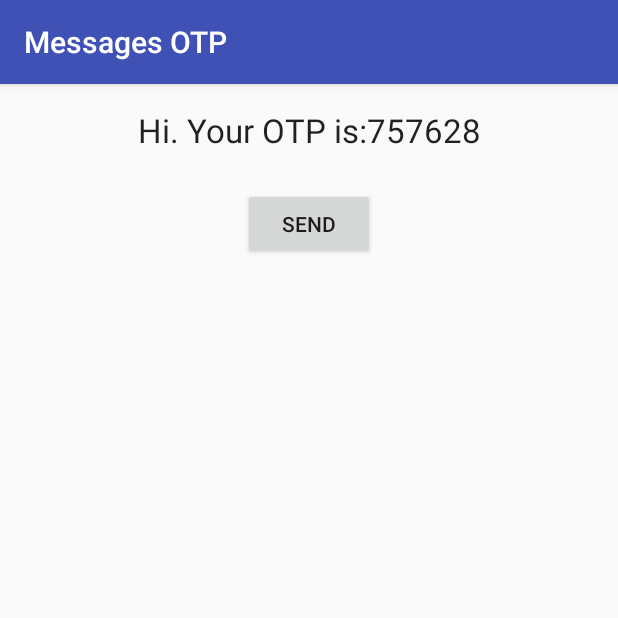
After one commit to 47rajat/Messages, an Android app: the SendMessageActivity screen opened directly, with no data from a screen before it, on a phone screen of 412 x 824 dp, the top half of it. The commit adds this screen. Run offline under Robolectric (Android 15) with nearby library versions, the phone set to English and light mode, and no system bars.

Commit message:
feat: Added message sending capability to the app
Added SendMessages activity from where users can send the OTP using SMSManager. It shows the OTP being sent and a send button. Provides user feedback via toasts and also requests permission to send SMS.

Up next adding content provider for storing and displaying sent messages.

```diff
--- a/app/src/main/AndroidManifest.xml
+++ b/app/src/main/AndroidManifest.xml
@@ -3,6 +3,7 @@
     package="com.wssholmes.stark.messagesotp">
 
     <uses-permission android:name="android.permission.READ_CONTACTS" />
+    <uses-permission android:name="android.permission.SEND_SMS"/>
 
     <application
         android:allowBackup="true"
@@ -17,7 +18,8 @@
                 <category android:name="android.intent.category.LAUNCHER" />
             </intent-filter>
         </activity>
-        <activity android:name=".ContactDetailsActivity"></activity>
+        <activity android:name=".ContactDetailsActivity" />
+        <activity android:name=".SendMessageActivity"></activity>
     </application>
 
 </manifest>
--- a/app/src/main/java/com/wssholmes/stark/messagesotp/ContactsFragment.java
+++ b/app/src/main/java/com/wssholmes/stark/messagesotp/ContactsFragment.java
@@ -84,7 +84,7 @@ public class ContactsFragment extends Fragment implements LoaderManager.LoaderCa
                     getLoaderManager().initLoader(CONTACTS_LOADER_ID, null, this);
                 } else {
                     Snackbar.make(getActivity().findViewById(R.id.contacts_tab_layout),
-                            getString(R.string.permission_denied_message),
+                            getString(R.string.contact_permission_denied_message),
                             Snackbar.LENGTH_INDEFINITE).show();
                 }
                 break;
--- /dev/null
+++ b/app/src/main/java/com/wssholmes/stark/messagesotp/SendMessageActivity.java
@@ -0,0 +1,107 @@
+package com.wssholmes.stark.messagesotp;
+
+import android.Manifest;
+import android.content.Context;
+import android.content.pm.PackageManager;
+import android.os.Bundle;
+import android.support.annotation.NonNull;
+import android.support.design.widget.Snackbar;
+import android.support.v4.app.ActivityCompat;
+import android.support.v4.content.ContextCompat;
+import android.support.v7.app.AppCompatActivity;
+import android.telephony.SmsManager;
+import android.util.Log;
+import android.view.View;
+import android.widget.Button;
+import android.widget.TextView;
+import android.widget.Toast;
+
+public class SendMessageActivity extends AppCompatActivity {
+    private static final String LOG_TAG = SendMessageActivity.class.getSimpleName();
+
+    public static final String INTENT_MOBILE_NUMBER_KEY = "Mobile Number";
+    private static final int SMS_PERMISSION_ID = 0;
+
+    private TextView mSendMessage;
+    private Button mSendButton;
+    private SmsManager mSmsManager;
+
+    private static final int OTP_UPPER_LIMIT = 999999;
+    private static final int OTP_LOWER_LIMIT = 100000;
+
+    private String mPhoneNumber;
+    private String mOTPMessage;
+    private Context mContext;
+
+
+    @Override
+    protected void onCreate(Bundle savedInstanceState) {
+        super.onCreate(savedInstanceState);
+        setContentView(R.layout.activity_send_message);
+        mContext = this;
+
+        if(getIntent().hasExtra(INTENT_MOBILE_NUMBER_KEY)){
+            mPhoneNumber = getIntent().getStringExtra(INTENT_MOBILE_NUMBER_KEY);
+        }
+        final int OTP = (int)(Math.random()*(OTP_UPPER_LIMIT - OTP_LOWER_LIMIT) + OTP_LOWER_LIMIT);
+        mOTPMessage = getString(R.string.otp_message, Integer.toString(OTP));
+        mSendMessage = (TextView) findViewById(R.id.text_message);
+        mSendMessage.setText(mOTPMessage);
+
+        mSmsManager = SmsManager.getDefault();
+
+        mSendButton = (Button) findViewById(R.id.send_button);
+        checkSMSPermission();
+    }
+
+    @Override
+    public void onRequestPermissionsResult(int requestCode, @NonNull String[] permissions, @NonNull int[] grantResults) {
+        switch (requestCode){
+            case SMS_PERMISSION_ID:
+                if(grantResults.length > 0 && grantResults[0]
+                        == PackageManager.PERMISSION_GRANTED) {
+                    enableSendButton();
+                } else {
+                    Snackbar.make(this.findViewById(R.id.activity_send_message),
+                            getString(R.string.sms_permission_denied_message),
+                            Snackbar.LENGTH_INDEFINITE).show();
+                }
+                break;
+            default:
+                Log.v(LOG_TAG, "Unknown permission requested");
+        }
+    }
+
+    private void checkSMSPermission() {
+        if(ContextCompat.checkSelfPermission(this,
+                Manifest.permission.SEND_SMS) != PackageManager.PERMISSION_GRANTED){
+            ActivityCompat.requestPermissions(this,
+                    new String[] {Manifest.permission.SEND_SMS},
+                    SMS_PERMISSION_ID);
+        } else {
+            enableSendButton();
+        }
+    }
+
+    private void enableSendButton(){
+        mSendButton.setOnClickListener(new View.OnClickListener() {
+            @Override
+            public void onClick(View view) {
+                if(mPhoneNumber != null){
+                    try {
+                        mSmsManager.sendTextMessage(mPhoneNumber, null, mOTPMessage, null, null);
+                        Toast.makeText(getApplicationContext(), R.string.message_sent_success,
+                                Toast.LENGTH_LONG).show();
+                    } catch (Exception e) {
+                        Toast.makeText(getApplicationContext(),
+                                R.string.message_sent_failure,
+                                Toast.LENGTH_LONG).show();
+                        e.printStackTrace();
+                    }
+                } else {
+                    Toast.makeText(mContext, R.string.phone_number_error,Toast.LENGTH_LONG).show();
+                }
+            }
+        });
+    }
+}
--- a/app/src/main/res/layout/activity_main.xml
+++ b/app/src/main/res/layout/activity_main.xml
@@ -5,7 +5,6 @@
     android:id="@+id/activity_main"
     android:layout_width="match_parent"
     android:layout_height="match_parent"
-    android:paddingBottom="@dimen/activity_vertical_margin"
     android:paddingLeft="@dimen/activity_horizontal_margin"
     android:paddingRight="@dimen/activity_horizontal_margin"
     android:paddingTop="@dimen/activity_vertical_margin"
--- /dev/null
+++ b/app/src/main/res/layout/activity_send_message.xml
@@ -0,0 +1,33 @@
+<?xml version="1.0" encoding="utf-8"?>
+<android.support.design.widget.CoordinatorLayout xmlns:android="http://schemas.android.com/apk/res/android"
+    xmlns:tools="http://schemas.android.com/tools"
+    android:id="@+id/activity_send_message"
+    android:layout_width="match_parent"
+    android:layout_height="match_parent"
+    android:paddingLeft="@dimen/activity_horizontal_margin"
+    android:paddingRight="@dimen/activity_horizontal_margin"
+    android:paddingTop="@dimen/activity_vertical_margin"
+    tools:context="com.wssholmes.stark.messagesotp.SendMessageActivity">
+
+    <LinearLayout
+        android:layout_width="match_parent"
+        android:layout_height="match_parent"
+        android:orientation="vertical">
+        <TextView
+            android:id="@+id/text_message"
+            android:layout_width="match_parent"
+            android:gravity="center"
+            android:textAppearance="?android:textAppearanceLarge"
+            android:layout_height="wrap_content"/>
+
+        <Button
+            android:id="@+id/send_button"
+            android:text="@string/send_button_text"
+            android:layout_marginTop="@dimen/send_button_top_margin"
+            android:layout_width="wrap_content"
+            android:layout_height="wrap_content"
+            android:layout_gravity="center"/>
+
+    </LinearLayout>
+
+</android.support.design.widget.CoordinatorLayout>
--- a/app/src/main/res/values/dimens.xml
+++ b/app/src/main/res/values/dimens.xml
@@ -7,4 +7,5 @@
     <dimen name="contact_detail_item_margin">24dp</dimen>
     <dimen name="number_list_item_margin">4dp</dimen>
     <dimen name="number_list_item_height">50dp</dimen>
+    <dimen name="send_button_top_margin">24dp</dimen>
 </resources>
--- a/app/src/main/res/values/strings.xml
+++ b/app/src/main/res/values/strings.xml
@@ -2,5 +2,11 @@
     <string name="app_name">Messages OTP</string>
     <string name="contacts_tab_title">Contacts</string>
     <string name="messages_tab_title">Messages</string>
-    <string name="permission_denied_message">Need permission to display contacts</string>
+    <string name="contact_permission_denied_message">Need permission to display contacts</string>
+    <string name="send_button_text">SEND</string>
+    <string name="otp_message">Hi. Your OTP is:<xliff id="otp">%1s</xliff></string>
+    <string name="phone_number_error">Unable to get phone number</string>
+    <string name="message_sent_success">SMS Sent!</string>
+    <string name="message_sent_failure">SMS faild, please try again later!</string>
+    <string name="sms_permission_denied_message">Need permission to send message</string>
 </resources>
```
Also changed, not shown: app/src/main/java/com/wssholmes/stark/messagesotp/ContactNumbersAdapter.java (+14 -0 lines), app/src/main/java/com/wssholmes/stark/messagesotp/MainActivity.java (+0 -9 lines), app/src/main/java/com/wssholmes/stark/messagesotp/ContactDetailsActivity.java (line endings or trailing spaces).
